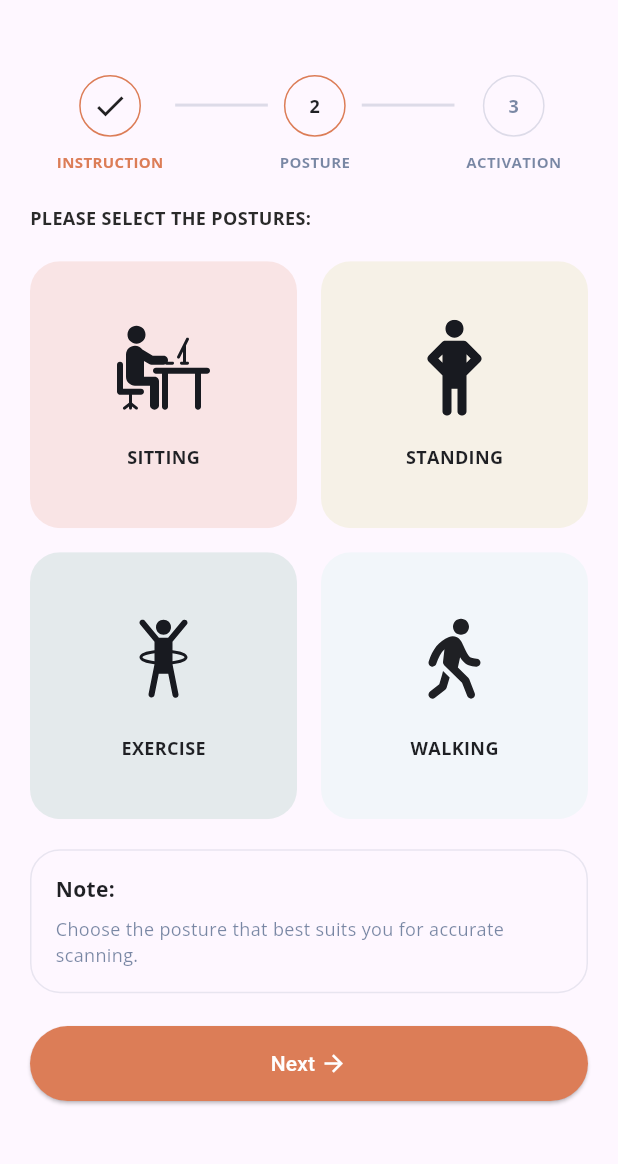
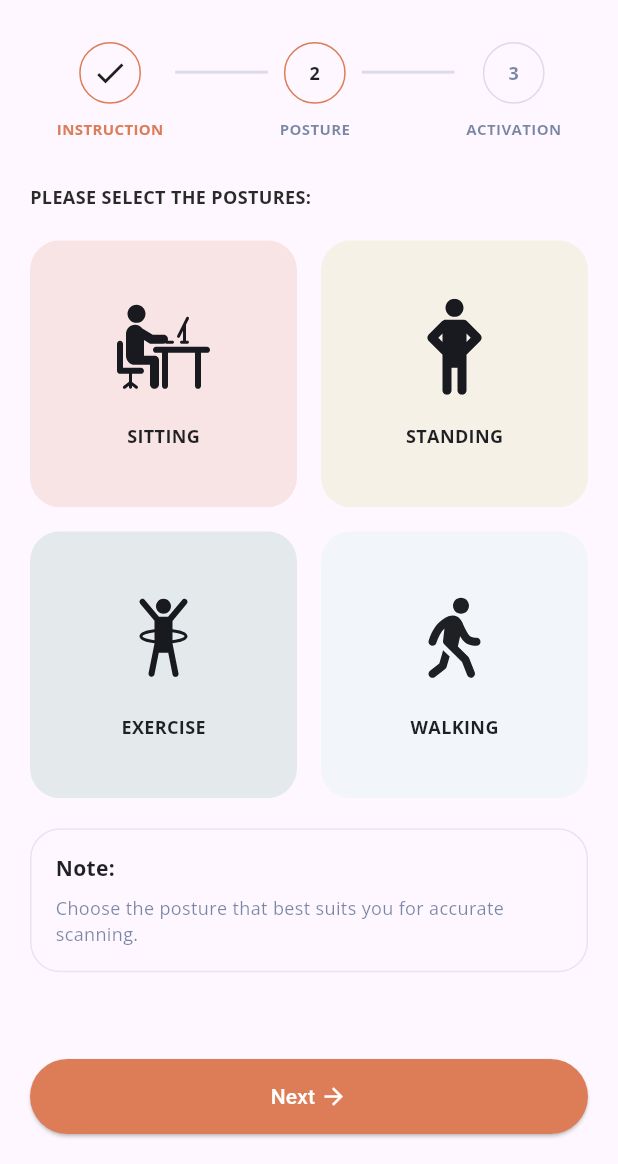
Before and after one commit to KhushiGoyal08/rest-api-todo-application, a Flutter app: the screen it shows after launch, after a tap on "Next", on a phone screen of 412 x 824 dp, the part 72-1236 px from its top. Run offline on Flutter 3.47's test engine with Material 3 defaults, Android fonts, the phone set to English and light mode, and no system bars; our stand-ins replace device_preview, dio, flutter_svg, google_fonts; missing offline and left inert: flutter_image_stack; network calls fail.

Commit message:
onco changes done

```diff
--- a/lib/main.dart
+++ b/lib/main.dart
@@ -1,9 +1,19 @@
+import 'package:device_preview/device_preview.dart';
 import 'package:flutter/material.dart';
 import 'package:to_doapp/onco/pages/faceVitalScreen.dart';
 
 
 void main() {
-  runApp(const MyApp());
+  runApp(
+    DevicePreview(
+      enabled: true,
+      tools: const [
+        ...DevicePreview.defaultTools,
+
+      ],
+    builder: (context)=>const MyApp(),
+
+  ));
 }
 
 class MyApp extends StatelessWidget {
--- a/lib/onco/pages/activationScreen.dart
+++ b/lib/onco/pages/activationScreen.dart
@@ -16,9 +16,11 @@ class VitalScreen3 extends StatelessWidget {
         numberOfSteps: 3, // Set the number of steps
         currentStep: 3, // Set the current step
       ),
+      const  SizedBox(
+        height: 19,
+      ),
+     const  Expanded(child:    ActivationScreen()),
 
-      const    ActivationScreen(),
-        const   Spacer(),
       Center(child: SvgPicture.asset("assets/images/camera.svg")),
 
       Center(
--- a/lib/onco/pages/faceVitalScreen.dart
+++ b/lib/onco/pages/faceVitalScreen.dart
@@ -1,3 +1,4 @@
+
 import 'package:flutter/material.dart';
 import 'package:google_fonts/google_fonts.dart';
 import 'package:to_doapp/onco/pages/activationScreen.dart';
@@ -15,8 +16,10 @@ class VitalScreen extends StatelessWidget {
 numberOfSteps: 3, // Set the number of steps
 currentStep: 1, // Set the current step
 ),
-
-      const    First(),
+      const  SizedBox(
+        height: 25,
+      ),
+     const  Expanded(child:     First()),
 
       Button(
 widget:const  Icon(Icons.arrow_forward,color: Colors.white,),
@@ -35,9 +38,8 @@ class First extends StatelessWidget {
 
   @override
   Widget build(BuildContext context) {
-    return Column(
-      mainAxisAlignment: MainAxisAlignment.spaceEvenly,
-      crossAxisAlignment: CrossAxisAlignment.start,
+    return ListView(
+      shrinkWrap: true,
       children: [
         ClipRRect(
           borderRadius: BorderRadius.circular(20),
--- a/lib/onco/pages/homeoncoscreen.dart
+++ b/lib/onco/pages/homeoncoscreen.dart
@@ -10,7 +10,11 @@ List<Widget> widget;
     return SafeArea(
       child: Scaffold(
         appBar: AppBar(
-          leading:const  Icon(Icons.arrow_back_ios),
+          leading:  IconButton(
+            onPressed: (){
+              Navigator.of(context).pop();
+            },
+              icon:const Icon(Icons.arrow_back_ios)),
           title:  Text("Face Vital",
             style: GoogleFonts.openSans(
               color:const  Color(0xFF2A2A2A),
--- a/lib/onco/pages/postureScreen.dart
+++ b/lib/onco/pages/postureScreen.dart
@@ -17,8 +17,8 @@ class VitalScreen2 extends StatelessWidget {
         numberOfSteps: 3, // Set the number of steps
         currentStep: 2, // Set the current step
       ),
-
-      PostureScreen(),
+  const SizedBox(height: 30,),
+      Expanded (child: PostureScreen()),
 
       Button(
           widget:const  Icon(Icons.arrow_forward,color: Colors.white,),
@@ -116,18 +116,6 @@ class PostureScreen extends StatelessWidget {
                 ),
               ),
               const SizedBox(height: 8),
-              Row(
-                mainAxisSize: MainAxisSize.min,
-                mainAxisAlignment: MainAxisAlignment.start,
-                crossAxisAlignment: CrossAxisAlignment.center,
-                children: [
-                  Expanded(
-                    child: Column(
-                      mainAxisSize: MainAxisSize.min,
-                      mainAxisAlignment: MainAxisAlignment.start,
-                      crossAxisAlignment:
-                      CrossAxisAlignment.start,
-                      children: [
               Text(
                 'Choose the posture that best suits you for accurate scanning.',
                 style: GoogleFonts.openSans(
@@ -138,11 +126,6 @@ class PostureScreen extends StatelessWidget {
               ),
             ],
           ),
-                  ),
-                ],
-              ),
-            ],
-          ),
         )
       ],
     );
--- a/pubspec.yaml
+++ b/pubspec.yaml
@@ -40,6 +40,7 @@ dependencies:
   google_fonts: ^6.1.0
   flutter_image_stack: ^0.0.7
   flutter_svg: ^2.0.9
+  device_preview: ^1.1.0
 
 dev_dependencies:
   flutter_test:
```
Also changed, not shown: pubspec.lock, 1 other file. Lines whose indentation alone changed are shown as unchanged.
